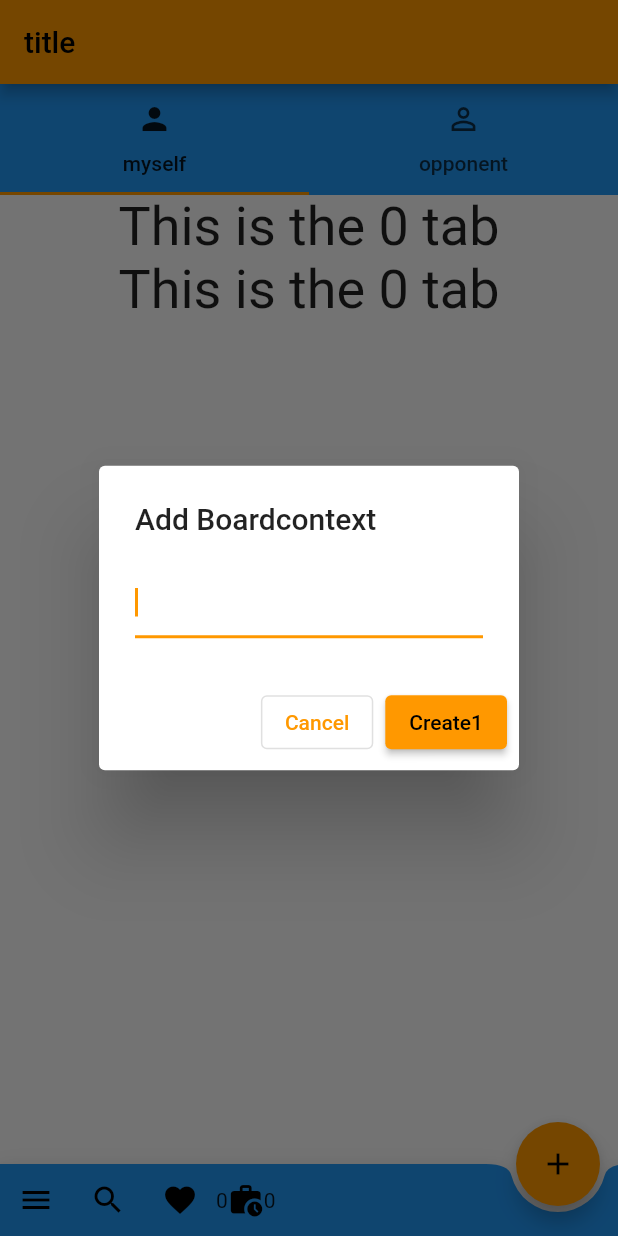
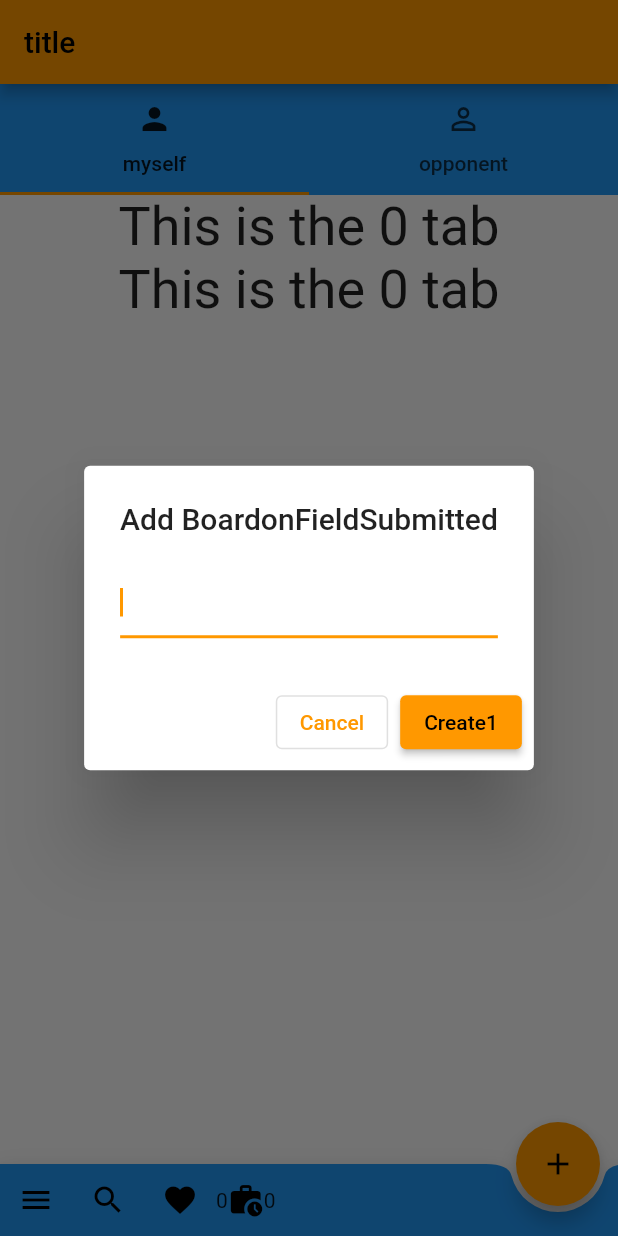
Before and after one commit to toumarihikana/flutter-web-test-for-smartphone, a Flutter app: the screen it shows after launch, after a tap on the "add" icon, on a phone screen of 412 x 824 dp. Run offline on Flutter 3.47's test engine with Material 2 defaults, Android fonts, the phone set to English and light mode, and no system bars; our stand-ins replace flutter_hooks, hooks_riverpod; missing offline and left inert: flutter_use.

Commit message:
onFieldSubmitted

```diff
--- a/lib/widgets/dialogs/text_input.dart
+++ b/lib/widgets/dialogs/text_input.dart
@@ -45,7 +45,7 @@ class EditTextDialog extends HookConsumerWidget {
   @override
   Widget build(BuildContext context, WidgetRef ref) {
     return AlertDialog(
-      title: Text(title + 'context'),
+      title: Text(title + 'onFieldSubmitted'),
       content: TextFormField(
         controller: _textEditingController,
         autofocus: true,
@@ -55,6 +55,9 @@ class EditTextDialog extends HookConsumerWidget {
             return "Empty!";
           }
           return null;
+        },
+        onFieldSubmitted: (_) {
+          Navigator.of(context).pop(_textEditingController.text);
         },
       ),
       actions: [
```
